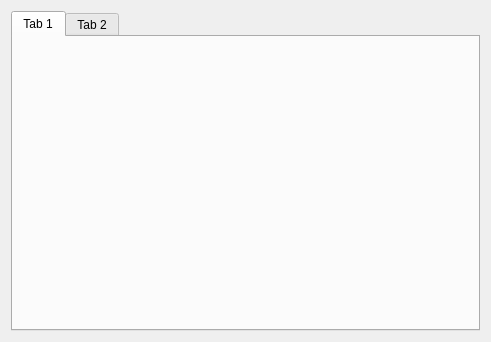
Above: src/main/python/ui/frame_patient.ui from podkidyshev/health-weather_correlation before the change. Below: the same form after it.
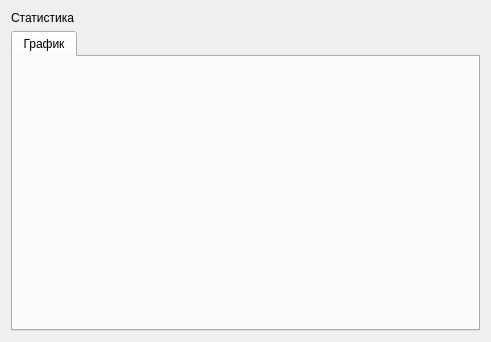
That is the form after the change.

```diff
--- a/src/main/python/ui/frame_patient.ui
+++ b/src/main/python/ui/frame_patient.ui
@@ -14,6 +14,13 @@
    <string>Frame</string>
   </property>
   <layout class="QVBoxLayout" name="verticalLayout">
+   <item>
+    <widget class="QLabel" name="std_pat_label">
+     <property name="text">
+      <string>Статистика</string>
+     </property>
+    </widget>
+   </item>
    <item>
     <widget class="QTabWidget" name="tabs">
      <property name="currentIndex">
@@ -21,13 +28,9 @@
      </property>
      <widget class="QWidget" name="tab">
       <attribute name="title">
-       <string>Tab 1</string>
+       <string>График</string>
       </attribute>
-     </widget>
-     <widget class="QWidget" name="tab_2">
-      <attribute name="title">
-       <string>Tab 2</string>
-      </attribute>
+      <layout class="QVBoxLayout" name="verticalLayout_2"/>
      </widget>
     </widget>
    </item>
```
Left out of the diff: 2 changed lines with no effect on the pictures.
